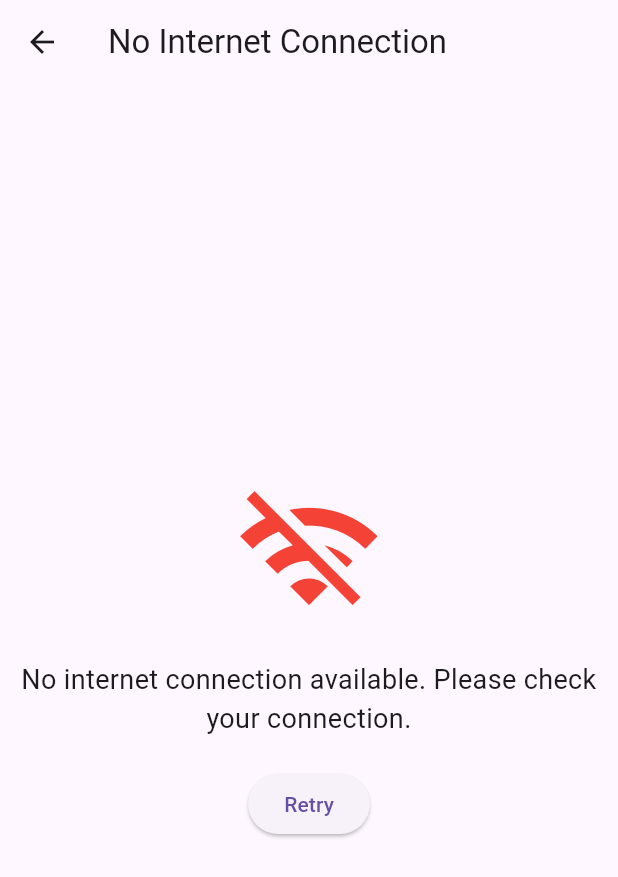
After one commit to KaushalyaAshan/randam_chat_app_b, a Flutter app: the NoInternetScreen screen opened directly, on a phone screen of 412 x 824 dp. The commit adds this screen. Shown: the top 877 px of the screen. Run offline on Flutter 3.47's test engine with Material 3 defaults, Android fonts, the phone set to English and light mode, and no system bars; our stand-ins replace cloud_firestore, device_info_plus, firebase_auth, firebase_core, flutter_spinkit, lottie; accounts and stored records are empty; statements that could not run were skipped.

Commit message:
add_no_internet screen

```diff
--- /dev/null
+++ b/lib/screens/no_internet_screen.dart
@@ -0,0 +1,38 @@
+import 'package:flutter/material.dart';
+
+class NoInternetScreen extends StatelessWidget {
+  @override
+  Widget build(BuildContext context) {
+    return Scaffold(
+      appBar: AppBar(
+        title: const Text('No Internet Connection'),
+      ),
+      body: Center(
+        child: Column(
+          mainAxisAlignment: MainAxisAlignment.center,
+          children: [
+            const Icon(
+              Icons.wifi_off,
+              size: 100,
+              color: Colors.red,
+            ),
+            const SizedBox(height: 20),
+            const Text(
+              'No internet connection available. Please check your connection.',
+              style: TextStyle(fontSize: 18),
+              textAlign: TextAlign.center,
+            ),
+            const SizedBox(height: 20),
+            ElevatedButton(
+              onPressed: () {
+                // Optionally, retry connectivity check
+                Navigator.pushReplacementNamed(context, '/');
+              },
+              child: const Text('Retry'),
+            ),
+          ],
+        ),
+      ),
+    );
+  }
+}
--- a/lib/screens/waiting_screen.dart
+++ b/lib/screens/waiting_screen.dart
@@ -21,10 +21,12 @@ class _WaitingScreenState extends State<WaitingScreen> {
   @override
   void initState() {
     super.initState();
+    _updateStatusToWaiting();
+    _listenForAvailableUsers();
+    _checkIfUserReady();
     _authService.matchUsers();
-    _checkIfUserReady();
-   _updateStatusToWaiting();
-    _listenForAvailableUsers();
+
+   // _listenForAvailableUsers();
   }
   void _checkIfUserReady() {
     String currentUserId = FirebaseAuth.instance.currentUser?.uid ?? '';
@@ -40,7 +42,6 @@ class _WaitingScreenState extends State<WaitingScreen> {
       }
     });
   }
-
   Future<void> _updateStatusToWaiting() async {
     User? user = _auth.currentUser;
     if (user != null) {
@@ -51,7 +52,6 @@ class _WaitingScreenState extends State<WaitingScreen> {
       });
     }
   }
-
   void _listenForAvailableUsers() {
     _userSubscription = _firestore
         .collection('users')
--- a/pubspec.yaml
+++ b/pubspec.yaml
@@ -46,6 +46,7 @@ dependencies:
   lottie: ^3.1.2
   firebase_messaging: ^15.1.2
   emoji_picker_flutter: ^3.0.0
+  connectivity_plus: ^6.0.5
 
 
 dev_dependencies:
```
Also changed, not shown: pubspec.lock, 3 other files.
